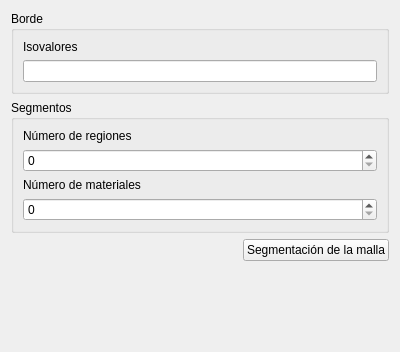
Before: the Qt Designer form PageSegmentMesh.ui in rics-ucsp/BoneDensityApp, drawn with Qt 5.
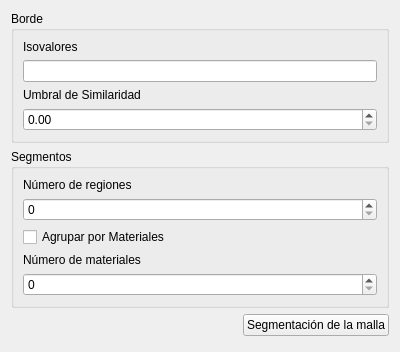
After: the same form once the commit is applied.

```diff
--- a/PageSegmentMesh.ui
+++ b/PageSegmentMesh.ui
@@ -30,6 +30,16 @@
       <item>
        <widget class="QLineEdit" name="segment_isovalues"/>
       </item>
+      <item>
+       <widget class="QLabel" name="label_4">
+        <property name="text">
+         <string>Umbral de Similaridad</string>
+        </property>
+       </widget>
+      </item>
+     <item>
+       <widget class="QDoubleSpinBox" name="construction_threshold_isovalues"/>
+     </item>
      </layout>
     </widget>
    </item>
@@ -49,6 +59,13 @@
       <item>
        <widget class="QSpinBox" name="segment_regions_number"/>
       </item>
+      <item>
+       <widget class="QCheckBox" name="Checkbox">
+        <property name="text">
+         <string>Agrupar por Materiales</string>
+        </property>
+       </widget>
+      </item>
       <item>
        <widget class="QLabel" name="label_2">
         <property name="text">
```
